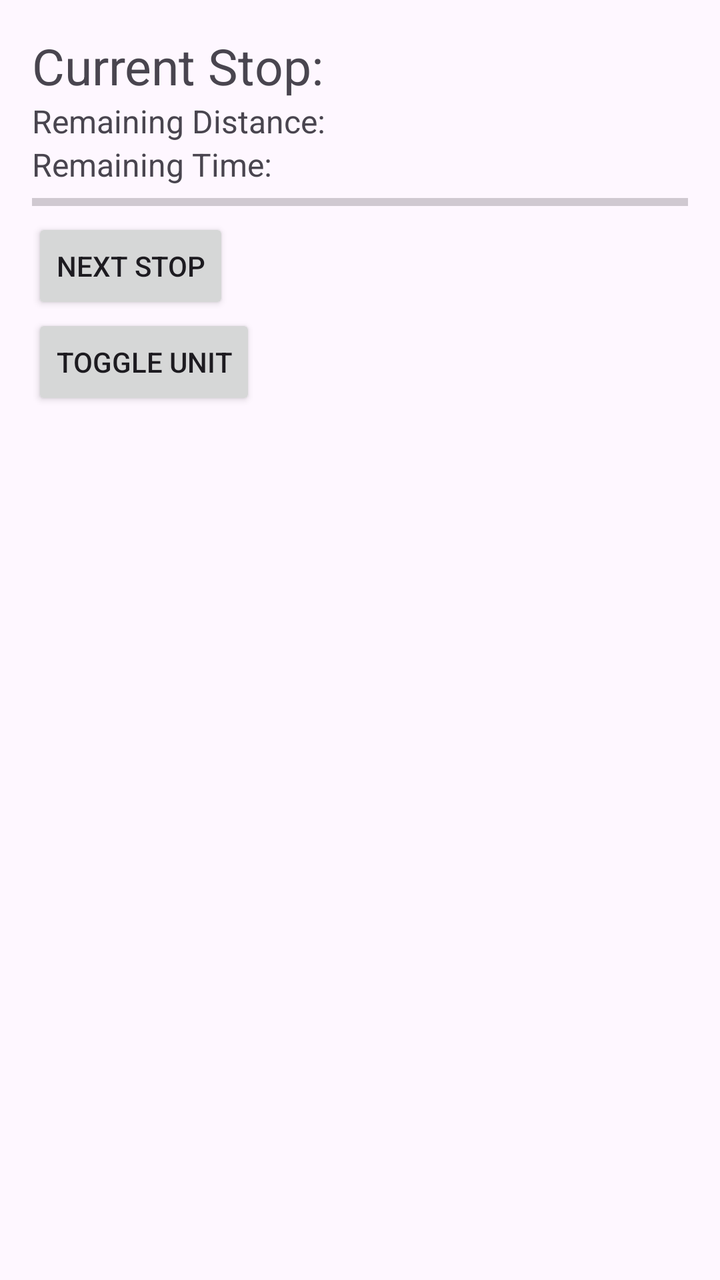
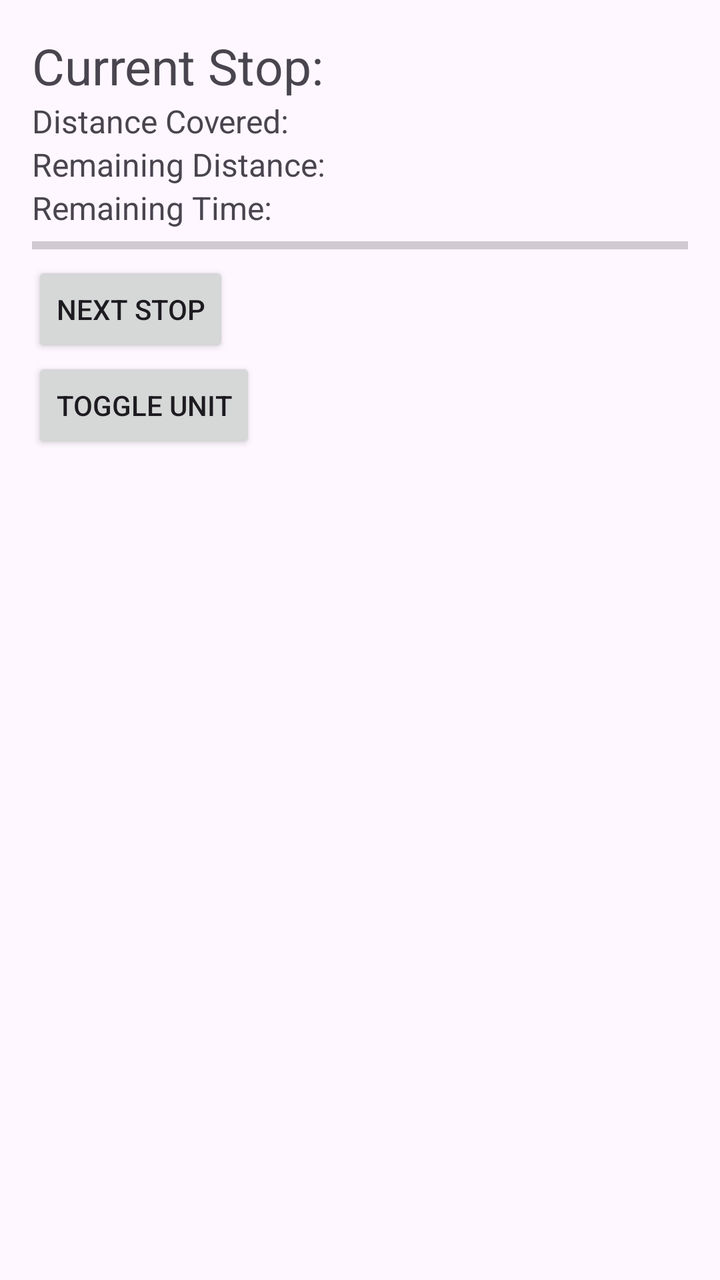

The first picture is an Android layout as it rendered before a commit; the second is the same layout after the commit. The layout source and the unified diff follow.
<!-- AndroidManifest.xml: application theme Theme.JouneyTracker -->
<!-- res/layout/activity_main.xml -->
<?xml version="1.0" encoding="utf-8"?>
<androidx.constraintlayout.widget.ConstraintLayout xmlns:android="http://schemas.android.com/apk/res/android"
    xmlns:app="http://schemas.android.com/apk/res-auto"
    xmlns:tools="http://schemas.android.com/tools"
    android:id="@+id/main"
    android:layout_width="match_parent"
    android:layout_height="match_parent"
    tools:context=".MainActivity">

    <LinearLayout
        android:layout_width="match_parent"
        android:layout_height="match_parent"
        android:padding="16dp"
        android:orientation="vertical">

        <TextView
            android:id="@+id/stopTextView"
            android:layout_width="match_parent"
            android:layout_height="wrap_content"
            app:layout_constraintBottom_toBottomOf="parent"
            app:layout_constraintEnd_toEndOf="parent"
            app:layout_constraintStart_toStartOf="parent"
            app:layout_constraintTop_toTopOf="parent"
            android:text="Current Stop: "
            android:textSize="25sp"/>

        <TextView
            android:id="@+id/distanceTextView"
            android:layout_width="match_parent"
            android:layout_height="wrap_content"
            app:layout_constraintBottom_toBottomOf="parent"
            app:layout_constraintEnd_toEndOf="parent"
            app:layout_constraintStart_toStartOf="parent"
            app:layout_constraintTop_toTopOf="parent"
            android:text="Remaining Distance: "
            android:textSize="16sp"/>

        <TextView
            android:id="@+id/timeTextView"
            android:layout_width="match_parent"
            android:layout_height="wrap_content"
            app:layout_constraintBottom_toBottomOf="parent"
            app:layout_constraintEnd_toEndOf="parent"
            app:layout_constraintStart_toStartOf="parent"
            app:layout_constraintTop_toTopOf="parent"
            android:text="Remaining Time: "
            android:textSize="16sp"/>

        <ProgressBar
            android:id="@+id/progressBar"
            style="?android:attr/progressBarStyleHorizontal"
            android:layout_width="match_parent"
            android:layout_height="wrap_content"
            app:layout_constraintBottom_toBottomOf="parent"
            app:layout_constraintEnd_toEndOf="parent"
            app:layout_constraintStart_toStartOf="parent"
            app:layout_constraintTop_toTopOf="parent"
            android:max="100"/>

        <Button
            android:id="@+id/nextStopButton"
            android:layout_width="wrap_content"
            android:layout_height="wrap_content"
            app:layout_constraintBottom_toBottomOf="parent"
            app:layout_constraintEnd_toEndOf="parent"
            app:layout_constraintStart_toStartOf="parent"
            app:layout_constraintTop_toTopOf="parent"
            android:text="Next Stop"/>

        <Button
            android:id="@+id/unitToggleButton"
            android:layout_width="wrap_content"
            android:layout_height="wrap_content"
            app:layout_constraintBottom_toBottomOf="parent"
            app:layout_constraintEnd_toEndOf="parent"
            app:layout_constraintStart_toStartOf="parent"
            app:layout_constraintTop_toTopOf="parent"
            android:text="Toggle Unit"/>

        <androidx.recyclerview.widget.RecyclerView
            android:id="@+id/recyclerView"
            android:layout_width="match_parent"
            android:layout_height="wrap_content"
            android:layout_marginTop="16dp"/>

        <LinearLayout
            android:id="@+id/staticListView"
            android:layout_width="match_parent"
            android:layout_height="wrap_content"
            android:orientation="vertical"
            android:visibility="gone"/>
    </LinearLayout>



</androidx.constraintlayout.widget.ConstraintLayout>
<!-- resources referenced by this layout -->
<resources>
  <style name="Theme.JouneyTracker" parent="Base.Theme.JouneyTracker" />
  <style name="Base.Theme.JouneyTracker" parent="Theme.Material3.DayNight.NoActionBar">
          
          
      </style>
</resources>

<!-- the commit's change to res/layout/activity_main.xml (unified diff, before → after) -->
@@ -23,6 +23,17 @@
             app:layout_constraintTop_toTopOf="parent"
             android:text="Current Stop: "
             android:textSize="25sp"/>
+
+        <TextView
+            android:id="@+id/distanceCoveredTextView"
+            android:layout_width="match_parent"
+            android:layout_height="wrap_content"
+            app:layout_constraintBottom_toBottomOf="parent"
+            app:layout_constraintEnd_toEndOf="parent"
+            app:layout_constraintStart_toStartOf="parent"
+            app:layout_constraintTop_toTopOf="parent"
+            android:text="Distance Covered: "
+            android:textSize="16sp"/>
 
         <TextView
             android:id="@+id/distanceTextView"
